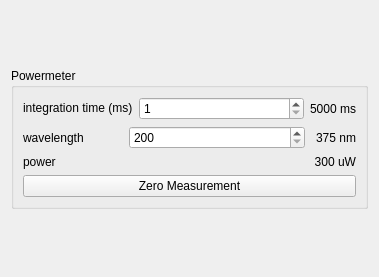
Above: gui_design/powermeter.ui from baukekooger/XY_Measurement before the change. Below: the same form after it.
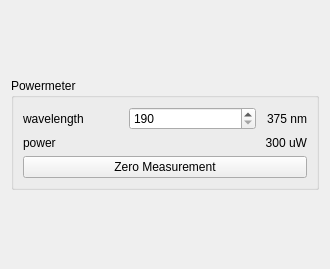
That is the form after the change. The open tabs and pages were chosen to show the change.

Patch:
```diff
--- a/gui_design/powermeter.ui
+++ b/gui_design/powermeter.ui
@@ -6,8 +6,8 @@
    <rect>
     <x>0</x>
     <y>0</y>
-    <width>379</width>
-    <height>277</height>
+    <width>330</width>
+    <height>269</height>
    </rect>
   </property>
   <property name="sizePolicy">
@@ -119,61 +119,6 @@
          </property>
          <layout class="QGridLayout" name="gridLayout">
           <item row="0" column="0">
-           <layout class="QHBoxLayout" name="horizontalLayout">
-            <item>
-             <widget class="QLabel" name="label_integration_time_alignment">
-              <property name="sizePolicy">
-               <sizepolicy hsizetype="Fixed" vsizetype="Fixed">
-                <horstretch>0</horstretch>
-                <verstretch>0</verstretch>
-               </sizepolicy>
-              </property>
-              <property name="minimumSize">
-               <size>
-                <width>100</width>
-                <height>0</height>
-               </size>
-              </property>
-              <property name="text">
-               <string>integration time (ms)</string>
-              </property>
-             </widget>
-            </item>
-            <item>
-             <widget class="QSpinBox" name="spinBox_integration_time_alignment">
-              <property name="minimum">
-               <number>1</number>
-              </property>
-              <property name="maximum">
-               <number>100000</number>
-              </property>
-             </widget>
-            </item>
-            <item>
-             <widget class="QLabel" name="label_indicator_integration_time_alignment">
-              <property name="sizePolicy">
-               <sizepolicy hsizetype="Fixed" vsizetype="Preferred">
-                <horstretch>0</horstretch>
-                <verstretch>0</verstretch>
-               </sizepolicy>
-              </property>
-              <property name="minimumSize">
-               <size>
-                <width>45</width>
-                <height>0</height>
-               </size>
-              </property>
-              <property name="text">
-               <string>5000 ms</string>
-              </property>
-              <property name="alignment">
-               <set>Qt::AlignRight|Qt::AlignTrailing|Qt::AlignVCenter</set>
-              </property>
-             </widget>
-            </item>
-           </layout>
-          </item>
-          <item row="1" column="0">
            <layout class="QHBoxLayout" name="horizontalLayout_2">
             <item>
              <widget class="QLabel" name="label_wavelength_alignment">
@@ -197,10 +142,10 @@
             <item>
              <widget class="QSpinBox" name="spinBox_wavelength_alignment">
               <property name="minimum">
-               <number>200</number>
+               <number>190</number>
               </property>
               <property name="maximum">
-               <number>1100</number>
+               <number>2200</number>
               </property>
              </widget>
             </item>
@@ -228,7 +173,7 @@
             </item>
            </layout>
           </item>
-          <item row="2" column="0">
+          <item row="1" column="0">
            <layout class="QHBoxLayout" name="horizontalLayout_3">
             <item>
              <widget class="QLabel" name="label_power_title">
@@ -258,7 +203,7 @@
             </item>
            </layout>
           </item>
-          <item row="3" column="0">
+          <item row="2" column="0">
            <widget class="QPushButton" name="pushButton_zero">
             <property name="text">
              <string>Zero Measurement</string>
```
Left out of the diff: 47 changed lines with no effect on the pictures.
